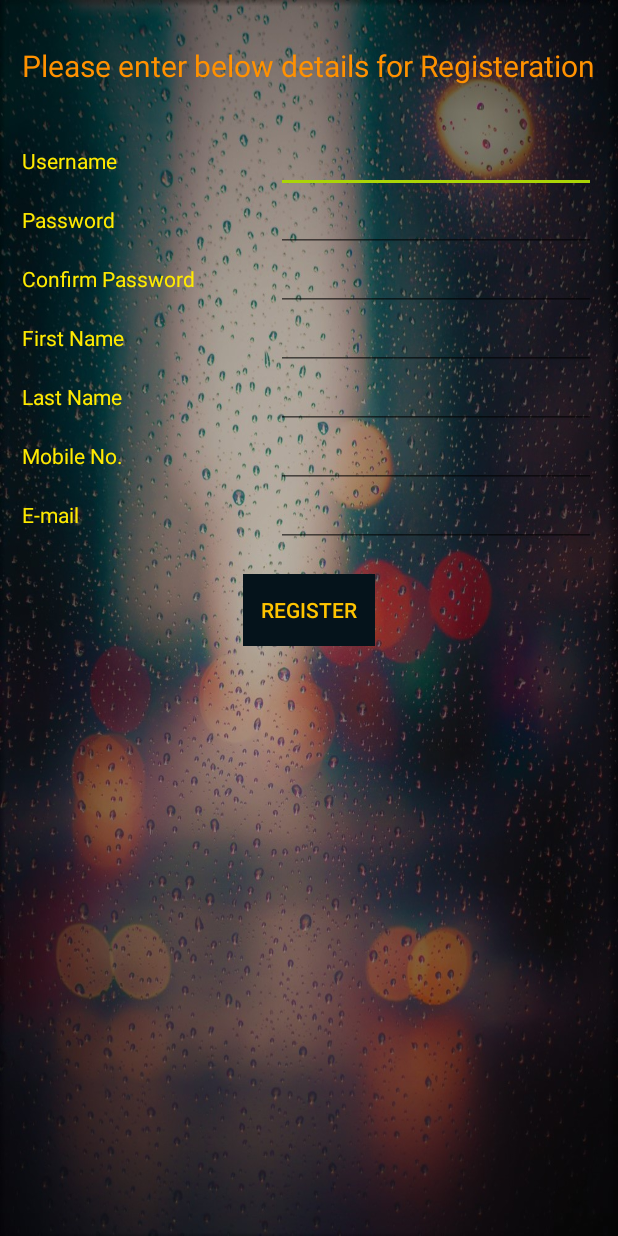
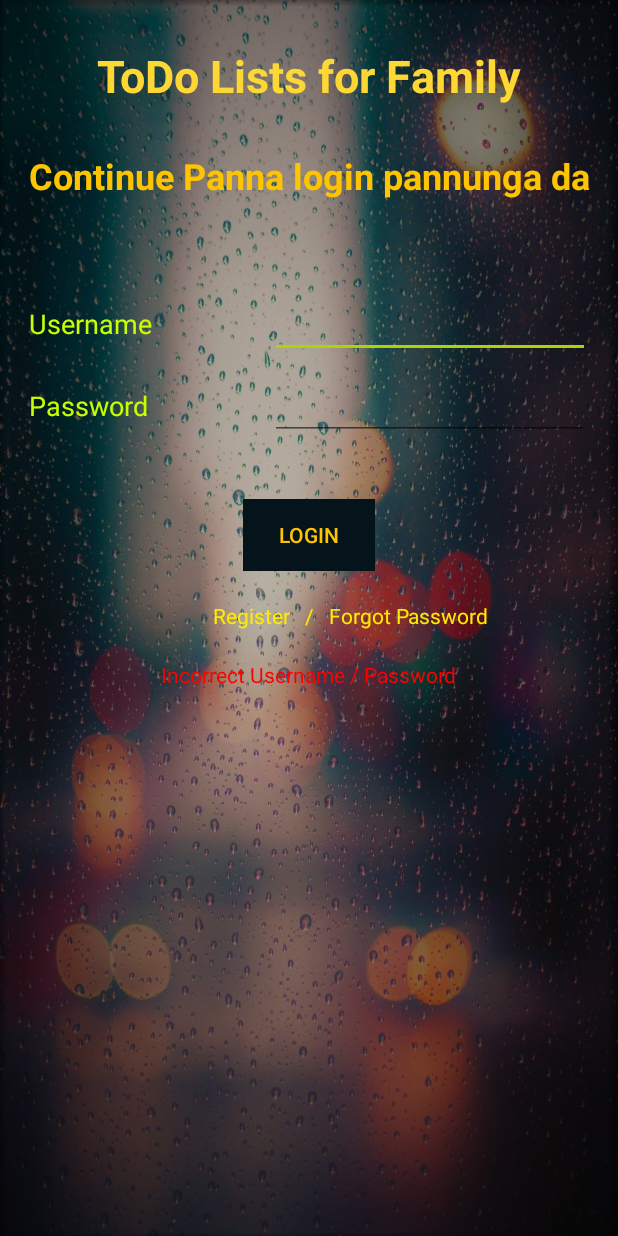
Before and after one commit to vickynov13/Lists, an Android app: the screen it shows after launch (RegisterUser before the commit, MainActivity after it), after a tap on "LOGIN", on a phone screen of 412 x 824 dp. Run offline under Robolectric (Android 15) with nearby library versions, the phone set to English and light mode, and no system bars.

Commit message:
rigister_login completed
register and login completed without token

```diff
--- a/app/src/main/AndroidManifest.xml
+++ b/app/src/main/AndroidManifest.xml
@@ -1,6 +1,7 @@
 <?xml version="1.0" encoding="utf-8"?>
 <manifest xmlns:android="http://schemas.android.com/apk/res/android"
     package="my.app.lists">
+
     <uses-permission android:name="android.permission.INTERNET" />
     <uses-permission android:name="android.permission.WRITE_EXTERNAL_STORAGE" />
     <uses-permission android:name="android.permission.READ_EXTERNAL_STORAGE" />
@@ -13,7 +14,8 @@
         android:roundIcon="@mipmap/ic_launcher_round"
         android:supportsRtl="true"
         android:theme="@style/NoAction">
-        <activity android:name=".RegisterUser"></activity>
+        <activity android:name=".UserMain"></activity>
+        <activity android:name=".RegisterUser" />
         <activity android:name=".MainActivity">
             <intent-filter>
                 <action android:name="android.intent.action.MAIN" />
--- a/app/src/main/java/my/app/functions/PublicVar.java
+++ b/app/src/main/java/my/app/functions/PublicVar.java
@@ -7,5 +7,6 @@ import java.io.InputStream;
 
 public class PublicVar extends AppCompatActivity {
     public static ProgressBar spinner;
-    public static InputStream caInput;
+    //public static InputStream caInput;
+    public static String login_endpoint="https://gulunodejs.myvnc.com/api/login";
 }
--- a/app/src/main/java/my/app/lists/MainActivity.java
+++ b/app/src/main/java/my/app/lists/MainActivity.java
@@ -7,24 +7,42 @@ import android.os.AsyncTask;
 import android.os.Bundle;
 import android.view.View;
 import android.widget.Button;
+import android.widget.EditText;
 import android.widget.ProgressBar;
 import android.widget.TextView;
 
+import org.json.JSONArray;
+import org.json.JSONException;
+import org.json.JSONObject;
+
+import java.io.IOException;
+import java.io.InputStream;
+
+import my.app.functions.CustomFunc1;
 import my.app.functions.PublicVar;
 
 public class MainActivity extends PublicVar {
     TextView register, forgotpass;
     Button login;
     Intent registerreq;
+    Intent usermain;
+    String username, pass, deviceid;
+    JSONObject jsonObject;
+    StringBuilder sb=new StringBuilder();
+    String typemethod ="POST";
+    TextView errormessage;
+    String sqlresp =null;
     @Override
     protected void onCreate(Bundle savedInstanceState) {
         super.onCreate(savedInstanceState);
         setContentView(R.layout.activity_main);
         registerreq = new Intent(this,RegisterUser.class);
+        usermain = new Intent(this,UserMain.class);
         spinner=(ProgressBar)findViewById(R.id.progressBar2);
         spinner.setVisibility(View.GONE);
         register = (TextView)findViewById(R.id.textView16);
         forgotpass = (TextView)findViewById(R.id.textView17);
+        errormessage = (TextView)findViewById(R.id.textView18);
         login=(Button)findViewById(R.id.button2);
         register.setOnClickListener(new View.OnClickListener() {
             @Override
@@ -59,17 +77,62 @@ public class MainActivity extends PublicVar {
         startActivity(registerreq);
     }
     private class LoginTask extends AsyncTask<String, Void, String> {
+        Boolean validationres = false;
+        String errormsg=null;
+        InputStream caInput;
         @Override
         protected String doInBackground(String... params) {
+            if(username.isEmpty()||pass.isEmpty()){
+                sqlresp="0";
+            }else {
+                validationres = true;
+                sb= CustomFunc1.getresponsebody(caInput,"https://gulunodejs.myvnc.com:4050/api/login",typemethod,jsonObject);
+                try {
+                    JSONObject ress = new JSONObject(sb.toString());
+                    String stat = ress.getString("error");
+                    JSONArray ja = ress.getJSONArray("data");
+                    JSONObject object3 = ja.getJSONObject(0);
+                    sqlresp = object3.getString("COUNT(userid)");
+
+                    //sqlresp = sb.toString();
+                } catch (JSONException e) {
+                    e.printStackTrace();
+                }
+            }
             return null;
         }
         @Override
         protected void onPostExecute(String result) {
-            startActivity(registerreq);
-            spinner.setVisibility(View.GONE);
+            if(sqlresp.equals("0")){
+                errormsg = "Incorrect Username / Password";
+                errormessage.setTextColor(getResources().getColor(R.color.errorColor));
+                errormessage.setText(errormsg);
+                spinner.setVisibility(View.GONE);
+            }else if(sqlresp.equals("1")){
+                spinner.setVisibility(View.GONE);
+                finish();
+                startActivity(usermain);
+            }
+
         }
         @Override
         protected void onPreExecute() {
+            username = ((EditText)findViewById(R.id.editText)).getText().toString();
+            pass = ((EditText)findViewById(R.id.editText2)).getText().toString();
+            deviceid=null;
+            jsonObject = new JSONObject();
+            try {
+                jsonObject.put("username",username);
+                jsonObject.put("pass",pass);
+                jsonObject.put("deviceid",deviceid);
+            } catch (JSONException e) {
+                e.printStackTrace();
+            }
+            try {
+                caInput = getAssets().open("server.cert");
+            } catch (IOException e) {
+                e.printStackTrace();
+            }
         }
         @Override
         protected void onProgressUpdate(Void... values) {
--- a/app/src/main/java/my/app/lists/RegisterUser.java
+++ b/app/src/main/java/my/app/lists/RegisterUser.java
@@ -14,6 +14,8 @@ import android.widget.TextView;
 import org.json.JSONException;
 import org.json.JSONObject;
 import java.io.IOException;
+import java.io.InputStream;
+
 import my.app.functions.CustomFunc1;
 import my.app.functions.PublicVar;
 
@@ -45,6 +47,7 @@ public class RegisterUser extends PublicVar {
     private class Register extends AsyncTask<String, Void, String> {
         Boolean validationres = false;
         String errormsg=null;
+        InputStream caInput;
         @Override
         protected String doInBackground(String... params) {
             if(username.isEmpty()||pass.isEmpty()||confpass.isEmpty()||fname.isEmpty()||lname.isEmpty()||mobile.isEmpty()||email.isEmpty()){
@@ -57,7 +60,7 @@ public class RegisterUser extends PublicVar {
                 errormsg = "Enter Valid email";
             }else {
                 validationres = true;
-                sb= CustomFunc1.getresponsebody(caInput,endpoint,typemethod,jsonObject);
+                sb= CustomFunc1.getresponsebody(caInput,"https://gulunodejs.myvnc.com:4050/api/register",typemethod,jsonObject);
                 try {
                     JSONObject ress = new JSONObject(sb.toString());
                     sqlerror = ress.getString("message");
```
Also changed, not shown: app/src/main/java/my/app/functions/CustomFunc1.java (+10 -2 lines), app/src/main/java/my/app/lists/UserMain.java (added, +14 -0 lines), app/src/main/res/layout/activity_user_main.xml (added, +9 -0 lines).
